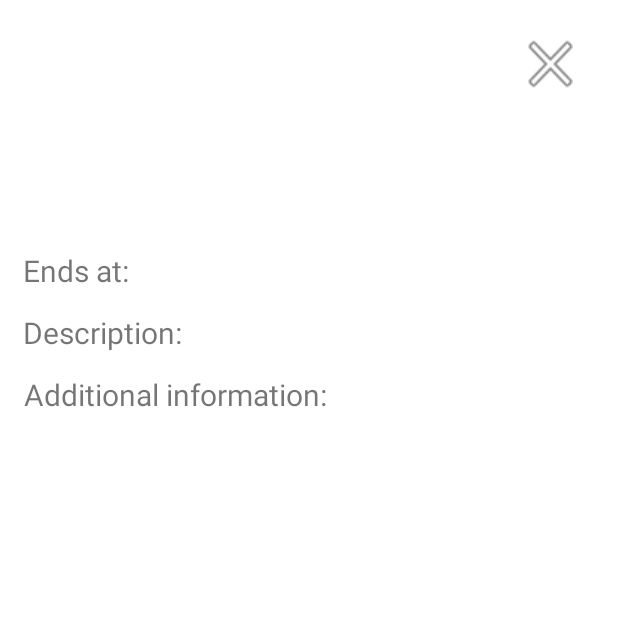
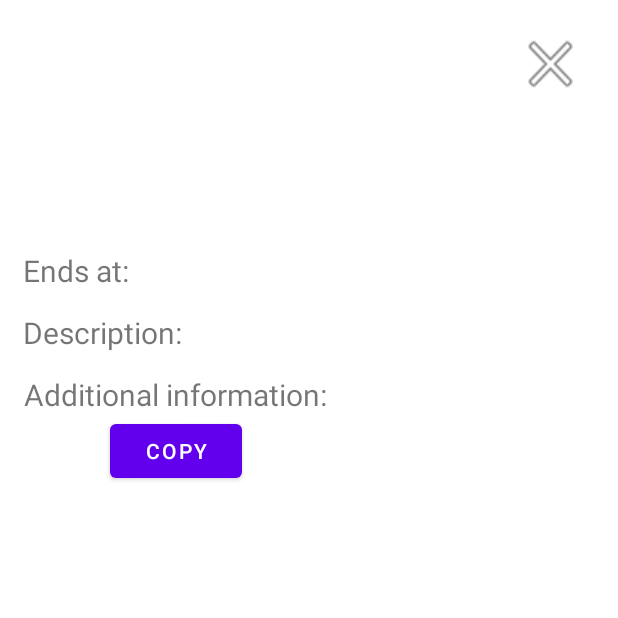
Before and after one commit to Damek34/Ahoy, an Android app: the AnnouncementActivity screen opened directly, with no data from a screen before it, on a phone screen of 412 x 824 dp, the top half of it. Run offline under Robolectric (Android 15) with nearby library versions, the phone set to English and light mode, and no system bars; our stand-ins replace AdMob, Firebase (no records; nobody signed in at launch, a user with empty details on screens opened directly).

Commit message:
Fix + details + copy additional
Location on event preview not found - fixed

Show precise minute - changed

Now you can copy additional info

```diff
--- a/Ahoj/app/src/main/java/com/example/ahoj/AnnouncementActivity.java
+++ b/Ahoj/app/src/main/java/com/example/ahoj/AnnouncementActivity.java
@@ -3,10 +3,15 @@ package com.example.ahoj;
 import androidx.annotation.NonNull;
 import androidx.appcompat.app.AppCompatActivity;
 
+import android.content.ClipData;
+import android.content.ClipboardManager;
+import android.content.Context;
 import android.content.Intent;
 import android.os.Bundle;
 import android.view.View;
 import android.widget.TextView;
+import android.widget.Toast;
+import android.widget.Toolbar;
 
 import com.google.android.gms.ads.AdRequest;
 import com.google.android.gms.ads.AdView;
@@ -28,13 +33,15 @@ public class AnnouncementActivity extends AppCompatActivity {
     String user_or_main;
     String data_and_time, company_name, country;
 
-    TextView company, desc, duration, additional;
+    TextView company, desc, duration, additional, copied;
     String descStr, additionalStr, descCopy, durationCopy, additionalCopy;
     Date durationDate;
     AdView adView;
 
     final FirebaseDatabase database = FirebaseDatabase.getInstance();
     DatabaseReference reference;
+
+    Toolbar toolbaradditional;
 
     @Override
     protected void onCreate(Bundle savedInstanceState) {
@@ -55,6 +62,9 @@ public class AnnouncementActivity extends AppCompatActivity {
         descCopy = desc.getText().toString();
         durationCopy = duration.getText().toString();
         additionalCopy = additional.getText().toString();
+
+        toolbaradditional = findViewById(R.id.toolbaradditional);
+        copied = findViewById(R.id.copied);
 
 
 
@@ -91,11 +101,17 @@ public class AnnouncementActivity extends AppCompatActivity {
 
                     desc.setText(descCopy + " " + descStr);
                     additional.setText(additionalCopy + " " + additionalStr);
-                    duration.setText(durationCopy + " " +  durationDate.getHours() + ":" + durationDate.getMinutes() + " " + calendar.get(Calendar.DAY_OF_MONTH) + "." + month + "." + calendar.get(Calendar.YEAR));
+
+                    if(durationDate.getMinutes() < 10){
+                        duration.setText(durationCopy + " " +  durationDate.getHours() + ":" + "0" + durationDate.getMinutes() + " " + calendar.get(Calendar.DAY_OF_MONTH) + "." + month + "." + calendar.get(Calendar.YEAR));
+                    }
+                    else{
+                        duration.setText(durationCopy + " " +  durationDate.getHours() + ":" + durationDate.getMinutes() + " " + calendar.get(Calendar.DAY_OF_MONTH) + "." + month + "." + calendar.get(Calendar.YEAR));
+                    }
 
 
                     if(additionalStr.trim().isEmpty()){
-                        additional.setVisibility(View.GONE);
+                        toolbaradditional.setVisibility(View.GONE);
                     }
 
 
@@ -111,11 +127,14 @@ public class AnnouncementActivity extends AppCompatActivity {
         });
 
 
+    }
 
+    public void copy(View view){
+        ClipboardManager clipboard = (ClipboardManager) getSystemService(Context.CLIPBOARD_SERVICE);
+        ClipData clip = ClipData.newPlainText("label", additionalStr);
+        clipboard.setPrimaryClip(clip);
 
-
-
-
+        Toast.makeText(getApplicationContext(), copied.getText().toString(), Toast.LENGTH_LONG).show();
     }
 
     public void exitAnnouncement(View view){
@@ -131,4 +150,6 @@ public class AnnouncementActivity extends AppCompatActivity {
 
         }
     }
+
+
 }
--- a/Ahoj/app/src/main/res/layout/activity_announcement.xml
+++ b/Ahoj/app/src/main/res/layout/activity_announcement.xml
@@ -6,16 +6,43 @@
     android:layout_height="match_parent"
     tools:context=".AnnouncementActivity">
 
-    <TextView
-        android:id="@+id/activityAnnouncementAdditional"
+    <Toolbar
+        android:id="@+id/toolbaradditional"
         android:layout_width="wrap_content"
         android:layout_height="wrap_content"
-        android:layout_marginStart="16dp"
         android:layout_marginTop="14dp"
-        android:text="@string/additional_information"
-        android:textSize="20sp"
         app:layout_constraintStart_toStartOf="parent"
-        app:layout_constraintTop_toBottomOf="@+id/activityAnnouncementDescription" />
+        app:layout_constraintTop_toBottomOf="@+id/activityAnnouncementDescription">
+
+        <androidx.constraintlayout.widget.ConstraintLayout
+            android:layout_width="match_parent"
+            android:layout_height="match_parent">
+
+            <TextView
+                android:id="@+id/activityAnnouncementAdditional"
+                android:layout_width="wrap_content"
+                android:layout_height="wrap_content"
+
+                android:text="@string/additional_information"
+                android:textSize="20sp"
+                app:layout_constraintEnd_toEndOf="parent"
+                app:layout_constraintStart_toStartOf="parent"
+                app:layout_constraintTop_toTopOf="parent" />
+
+
+            <Button
+                android:layout_width="match_parent"
+                android:layout_height="match_parent"
+                android:text="@string/copy"
+                android:onClick="copy"
+                app:layout_constraintEnd_toEndOf="parent"
+                app:layout_constraintStart_toStartOf="parent"
+                app:layout_constraintTop_toBottomOf="@+id/activityAnnouncementAdditional" />
+
+
+        </androidx.constraintlayout.widget.ConstraintLayout>
+
+    </Toolbar>
 
     <TextView
         android:id="@+id/activityAnnouncementDescription"
@@ -72,4 +99,12 @@
         app:layout_constraintEnd_toEndOf="parent"
 
         app:layout_constraintStart_toStartOf="parent" />
+
+    <TextView
+        android:id="@+id/copied"
+        android:layout_width="wrap_content"
+        android:layout_height="wrap_content"
+        android:text="@string/copied"
+        android:visibility="gone"
+        />
 </androidx.constraintlayout.widget.ConstraintLayout>
--- a/Ahoj/app/src/main/res/values/strings.xml
+++ b/Ahoj/app/src/main/res/values/strings.xml
@@ -145,6 +145,9 @@ c) Violating any applicable laws or regulations while using the App.\n
     <string name="announcement_will_ends">Event will ends </string>
     <string name="how_long_should_announcement_be_active">How long should announcement be active?</string>
     <string name="check_if_location_is_correct">Check if location is correct</string>
+    <string name="location_not_found">Location not found</string>
+    <string name="copy">Copy</string>
+    <string name="copied">Copied!</string>
 
     <string-array name="map_types_spinner" translatable="true">
         <item>Select Map Type</item>
```
Also changed, not shown: Ahoj/app/src/main/java/com/example/ahoj/AddAnnouncement.java (+11 -2 lines), Ahoj/app/src/main/java/com/example/ahoj/EventActivity.java (+18 -2 lines), Ahoj/app/src/main/java/com/example/ahoj/EventLocalizationPreview.java (+39 -14 lines), Ahoj/app/src/main/java/com/example/ahoj/MapActivityMain.java (+6 -1 lines), Ahoj/app/src/main/res/layout/activity_event.xml (+45 -6 lines), Ahoj/app/src/main/res/layout/activity_event_localization_previev.xml (+13 -0 lines), 1 other file.
